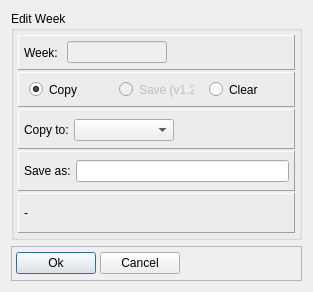
This is dialog_week_copy.ui in Tria-Andy/WorkoutEditor as Qt 5 draws it before an edit. The edited form follows.
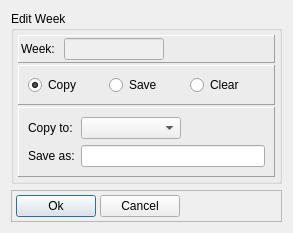
This is the edited form.

The edit to the form file:
```diff
--- a/dialog_week_copy.ui
+++ b/dialog_week_copy.ui
@@ -7,15 +7,9 @@
     <x>0</x>
     <y>0</y>
     <width>285</width>
-    <height>280</height>
+    <height>213</height>
    </rect>
   </property>
-  <property name="maximumSize">
-   <size>
-    <width>16777215</width>
-    <height>16777215</height>
-   </size>
-  </property>
   <property name="windowTitle">
    <string>Edit Week</string>
   </property>
@@ -49,18 +43,6 @@
       </property>
       <item>
        <widget class="QFrame" name="frame_2">
-        <property name="minimumSize">
-         <size>
-          <width>0</width>
-          <height>35</height>
-         </size>
-        </property>
-        <property name="maximumSize">
-         <size>
-          <width>16777215</width>
-          <height>35</height>
-         </size>
-        </property>
         <property name="frameShape">
          <enum>QFrame::Panel</enum>
         </property>
@@ -72,16 +54,16 @@
           <number>5</number>
          </property>
          <property name="leftMargin">
-          <number>5</number>
+          <number>2</number>
          </property>
          <property name="topMargin">
-          <number>5</number>
+          <number>2</number>
          </property>
          <property name="rightMargin">
-          <number>5</number>
+          <number>2</number>
          </property>
          <property name="bottomMargin">
-          <number>5</number>
+          <number>2</number>
          </property>
          <item>
           <widget class="QLabel" name="label">
@@ -130,12 +112,6 @@
       </item>
       <item>
        <widget class="QFrame" name="frame_3">
-        <property name="maximumSize">
-         <size>
-          <width>16777215</width>
-          <height>35</height>
-         </size>
-        </property>
         <property name="frameShape">
          <enum>QFrame::Panel</enum>
         </property>
@@ -143,21 +119,6 @@
          <enum>QFrame::Raised</enum>
         </property>
         <layout class="QHBoxLayout" name="horizontalLayout_3">
-         <property name="spacing">
-          <number>15</number>
-         </property>
-         <property name="leftMargin">
-          <number>10</number>
-         </property>
-         <property name="topMargin">
-          <number>8</number>
-         </property>
-         <property name="rightMargin">
-          <number>10</number>
-         </property>
-         <property name="bottomMargin">
-          <number>8</number>
-         </property>
          <item>
           <widget class="QRadioButton" name="radioButton_copy">
            <property name="minimumSize">
@@ -176,9 +137,6 @@
          </item>
          <item>
           <widget class="QRadioButton" name="radioButton_save">
-           <property name="enabled">
-            <bool>false</bool>
-           </property>
            <property name="minimumSize">
             <size>
              <width>75</width>
@@ -186,7 +144,7 @@
             </size>
            </property>
            <property name="text">
-            <string>Save (v1.2)</string>
+            <string>Save</string>
            </property>
           </widget>
          </item>
@@ -207,19 +165,7 @@
        </widget>
       </item>
       <item>
-       <widget class="QFrame" name="frame_copy">
-        <property name="minimumSize">
-         <size>
-          <width>0</width>
-          <height>40</height>
-         </size>
-        </property>
-        <property name="maximumSize">
-         <size>
-          <width>16777215</width>
-          <height>40</height>
-         </size>
-        </property>
+       <widget class="QFrame" name="frame_4">
         <property name="frameShape">
          <enum>QFrame::Panel</enum>
         </property>
@@ -227,26 +173,8 @@
          <enum>QFrame::Raised</enum>
         </property>
         <layout class="QFormLayout" name="formLayout">
-         <property name="horizontalSpacing">
-          <number>5</number>
-         </property>
-         <property name="verticalSpacing">
-          <number>5</number>
-         </property>
-         <property name="leftMargin">
-          <number>5</number>
-         </property>
-         <property name="topMargin">
-          <number>9</number>
-         </property>
-         <property name="rightMargin">
-          <number>5</number>
-         </property>
-         <property name="bottomMargin">
-          <number>3</number>
-         </property>
          <item row="0" column="0">
-          <widget class="QLabel" name="label_copyto">
+          <widget class="QLabel" name="label_2">
            <property name="text">
             <string>Copy to:</string>
            </property>
@@ -271,47 +199,8 @@
            </property>
           </widget>
          </item>
-        </layout>
-       </widget>
-      </item>
-      <item>
-       <widget class="QFrame" name="frame_save">
-        <property name="minimumSize">
-         <size>
-          <width>0</width>
-          <height>40</height>
-         </size>
-        </property>
-        <property name="maximumSize">
-         <size>
-          <width>16777215</width>
-          <height>40</height>
-         </size>
-        </property>
-        <property name="frameShape">
-         <enum>QFrame::Panel</enum>
-        </property>
-        <property name="frameShadow">
-         <enum>QFrame::Raised</enum>
-        </property>
-        <layout class="QHBoxLayout" name="horizontalLayout_4">
-         <property name="spacing">
-          <number>5</number>
-         </property>
-         <property name="leftMargin">
-          <number>5</number>
-         </property>
-         <property name="topMargin">
-          <number>5</number>
-         </property>
-         <property name="rightMargin">
-          <number>5</number>
-         </property>
-         <property name="bottomMargin">
-          <number>5</number>
-         </property>
-         <item>
-          <widget class="QLabel" name="label_saveas">
+         <item row="1" column="0">
+          <widget class="QLabel" name="label_3">
            <property name="text">
             <string>Save as:</string>
            </property>
@@ -320,58 +209,12 @@
            </property>
           </widget>
          </item>
-         <item>
+         <item row="1" column="1">
           <widget class="QLineEdit" name="lineEdit_saveas"/>
          </item>
         </layout>
        </widget>
       </item>
-      <item>
-       <widget class="QFrame" name="frame_delete">
-        <property name="minimumSize">
-         <size>
-          <width>0</width>
-          <height>40</height>
-         </size>
-        </property>
-        <property name="maximumSize">
-         <size>
-          <width>16777215</width>
-          <height>40</height>
-         </size>
-        </property>
-        <property name="frameShape">
-         <enum>QFrame::Panel</enum>
-        </property>
-        <property name="frameShadow">
-         <enum>QFrame::Raised</enum>
-        </property>
-        <layout class="QHBoxLayout" name="horizontalLayout_5">
-         <property name="spacing">
-          <number>5</number>
-         </property>
-         <property name="leftMargin">
-          <number>5</number>
-         </property>
-         <property name="topMargin">
-          <number>5</number>
-         </property>
-         <property name="rightMargin">
-          <number>5</number>
-         </property>
-         <property name="bottomMargin">
-          <number>5</number>
-         </property>
-         <item>
-          <widget class="QLabel" name="label_2">
-           <property name="text">
-            <string>-</string>
-           </property>
-          </widget>
-         </item>
-        </layout>
-       </widget>
-      </item>
      </layout>
     </widget>
    </item>
@@ -383,18 +226,6 @@
        <verstretch>1</verstretch>
       </sizepolicy>
      </property>
-     <property name="minimumSize">
-      <size>
-       <width>0</width>
-       <height>35</height>
-      </size>
-     </property>
-     <property name="maximumSize">
-      <size>
-       <width>16777215</width>
-       <height>35</height>
-      </size>
-     </property>
      <property name="frameShape">
       <enum>QFrame::StyledPanel</enum>
      </property>
```
Left out of the diff: 10 changed lines with no effect on the pictures.
